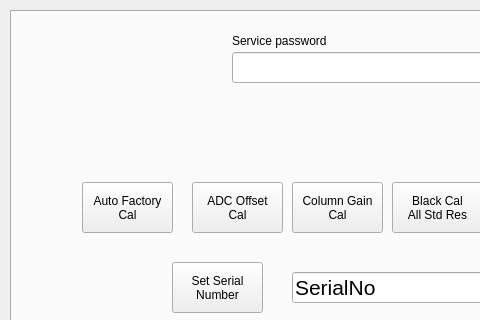
This is src/utilwindow.ui in krontech/chronos-cam-app as Qt 5 draws it before an edit; both pictures show x 0 to 480 and y 0 to 320 of the 800 by 480 pixel window. The edited form follows.
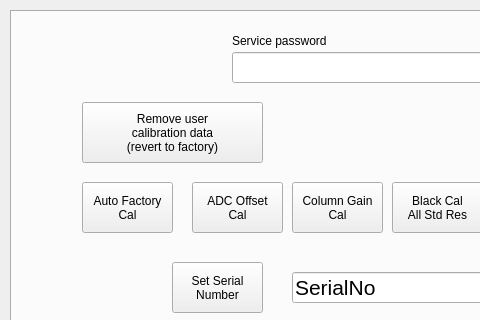
This is the edited form. Custom widgets are drawn as their Qt base class.

Commit message: Added delete user calibration data button to factory tab of utils (always available). Added 'beta' to version string. Added EEVblog to backers list.

The edit to the form file:
```diff
--- a/src/utilwindow.ui
+++ b/src/utilwindow.ui
@@ -863,6 +863,21 @@
       <bool>false</bool>
      </property>
     </widget>
+    <widget class="QPushButton" name="cmdRevertCalData">
+     <property name="geometry">
+      <rect>
+       <x>70</x>
+       <y>90</y>
+       <width>181</width>
+       <height>61</height>
+      </rect>
+     </property>
+     <property name="text">
+      <string>Remove user
+calibration data
+(revert to factory)</string>
+     </property>
+    </widget>
    </widget>
   </widget>
  </widget>
```
Left out of the diff: 1 changed line with no effect on the pictures. The commit also changes 2 other files.
